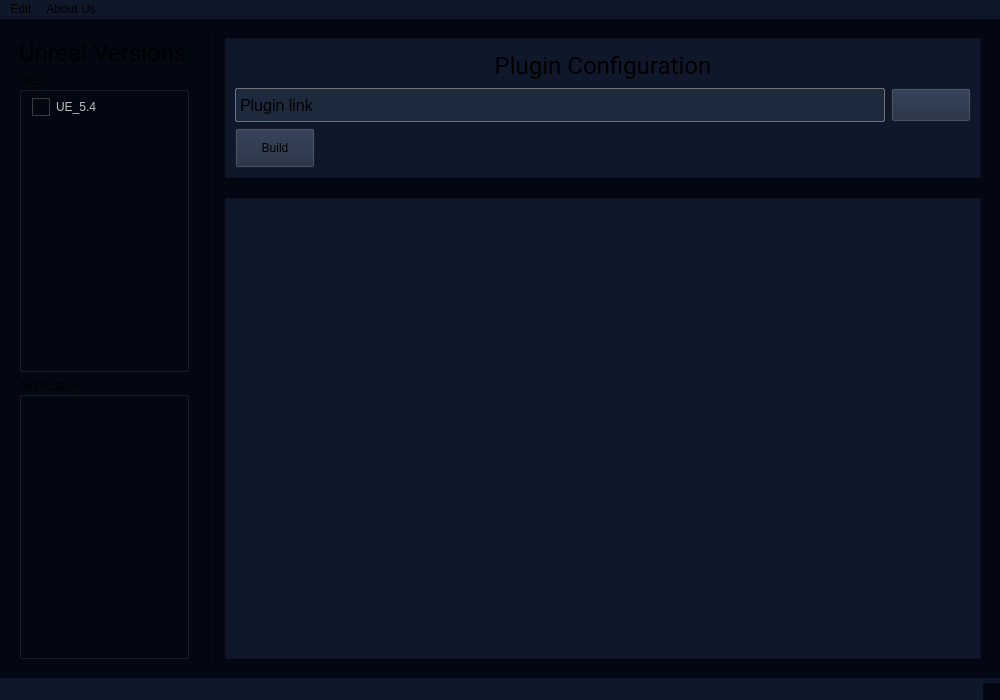
Before: the Qt Designer form PluginBuilder/mainwindow.ui in Mecanes-Org/PluginBuilder-source, drawn with Qt 5.
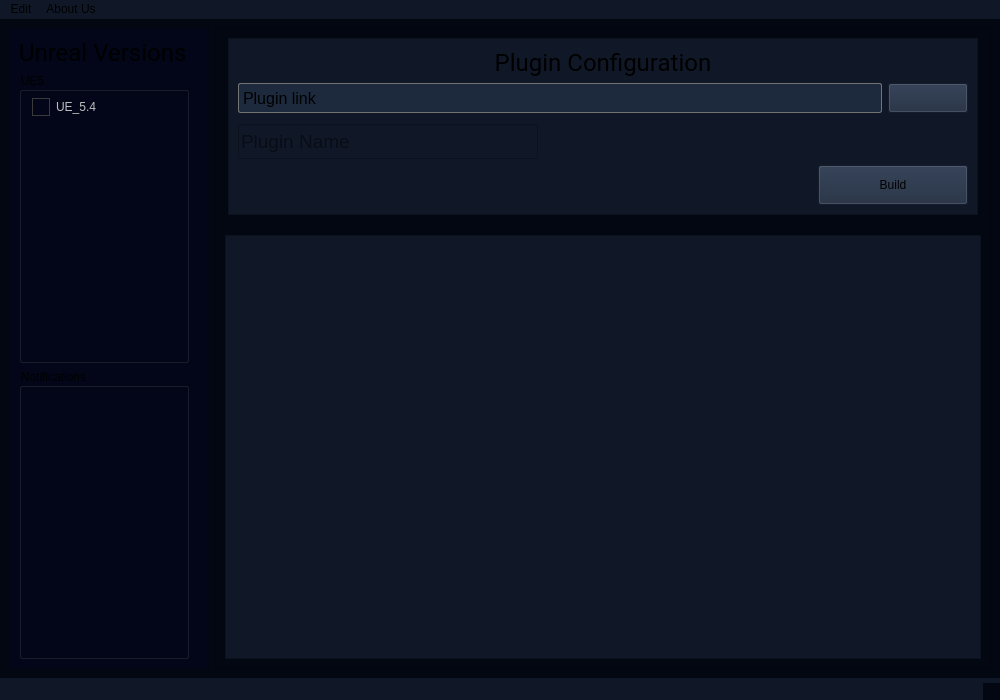
After: the same form once the commit is applied. Icons and pictures are not drawn.

The edit to the form file:
```diff
--- a/PluginBuilder/mainwindow.ui
+++ b/PluginBuilder/mainwindow.ui
@@ -501,11 +501,11 @@
    <string notr="true">QWidget{
 	background-color: #030712;
 }
-
 QMenuBar,  QStatusBar{
-	background-color: #0F172B;
+	background-color: #101828;
 }
 
+
 QMenuBar::item:selected{
 	color: #4198EF;
 }
@@ -516,12 +516,44 @@
 
 QLabel#label_log{
 	color:  rgba(255, 255, 255, .75);
-}</string>
+}
+
+QLabel{
+	background-color:  none;
+}
+
+QCheckBox::indicator {
+    width: 16px;
+    height: 16px; 
+    border: 1px solid #4198EF;
+}
+
+QCheckBox::indicator:checked{
+	image: url(:/resources/images/check-icon.png);
+}
+
+QCheckBox::indicator:disabled{
+	border: 1px solid rgb(58, 58, 58);
+}
+
+QLineEdit{
+	background-color:  rgba(255, 255, 255, .1 );
+	color: rgba(255, 255, 255, .8 );
+}
+
+QLabel#label_pluginPath{
+	border: 1px solid #E7E5E4 ;
+	border-radius: 2px;
+}
+</string>
   </property>
   <property name="documentMode">
    <bool>false</bool>
   </property>
   <widget class="QWidget" name="centralwidget">
+   <property name="styleSheet">
+    <string notr="true"/>
+   </property>
    <layout class="QVBoxLayout" name="verticalLayout_2">
     <item>
      <layout class="QHBoxLayout" name="horizontalLayout_2">
@@ -540,20 +572,7 @@
          </size>
         </property>
         <property name="styleSheet">
-         <string notr="true">QCheckBox::indicator {
-    width: 16px;         /* largeur voulue */
-    height: 16px;        /* hauteur voulue */
-    border: 1px solid #4198EF;
-}
-
-QCheckBox::indicator:checked{
-	image: url(:/resources/images/check-icon.png);
-}
-
-QCheckBox::indicator:disabled{
-	
-	border: 1px solid rgb(58, 58, 58);
-}</string>
+         <string notr="true">background-color: #020618;</string>
         </property>
         <property name="frameShape">
          <enum>QFrame::Shape::StyledPanel</enum>
@@ -639,6 +658,12 @@
               </property>
               <item>
                <widget class="QScrollArea" name="scrollArea">
+                <property name="sizePolicy">
+                 <sizepolicy hsizetype="Expanding" vsizetype="Minimum">
+                  <horstretch>0</horstretch>
+                  <verstretch>0</verstretch>
+                 </sizepolicy>
+                </property>
                 <property name="styleSheet">
                  <string notr="true"/>
                 </property>
@@ -758,7 +783,7 @@
            <property name="spacing">
             <number>20</number>
            </property>
-           <item>
+           <item alignment="Qt::AlignmentFlag::AlignHCenter">
             <widget class="QFrame" name="frame_pluginConfig">
              <property name="minimumSize">
               <size>
@@ -769,26 +794,14 @@
              <property name="maximumSize">
               <size>
                <width>760</width>
-               <height>140</height>
+               <height>200</height>
               </size>
              </property>
+             <property name="autoFillBackground">
+              <bool>false</bool>
+             </property>
              <property name="styleSheet">
-              <string notr="true">QFrame{
-	background-color: #0F172B;
-}
-
-QLabel#label_pluginPath{
-	border: 1px solid #E7E5E4 ;
-	border-radius: 2px;
-}
-
-QPushButton{ 
-	background-color: #1D293D;
-}
-
-QPushButton:disabled{ 
-	background-color: #0F172B; 
-}</string>
+              <string notr="true">background-color: #101828;</string>
              </property>
              <property name="frameShape">
               <enum>QFrame::Shape::StyledPanel</enum>
@@ -815,17 +828,26 @@
               </item>
               <item>
                <layout class="QHBoxLayout" name="horizontalLayout">
-                <property name="spacing">
-                 <number>6</number>
-                </property>
-                <property name="leftMargin">
-                 <number>0</number>
-                </property>
-                <property name="rightMargin">
-                 <number>0</number>
-                </property>
                 <item>
                  <widget class="QLabel" name="label_pluginPath">
+                  <property name="sizePolicy">
+                   <sizepolicy hsizetype="Preferred" vsizetype="Minimum">
+                    <horstretch>0</horstretch>
+                    <verstretch>0</verstretch>
+                   </sizepolicy>
+                  </property>
+                  <property name="minimumSize">
+                   <size>
+                    <width>0</width>
+                    <height>30</height>
+                   </size>
+                  </property>
+                  <property name="maximumSize">
+                   <size>
+                    <width>16777215</width>
+                    <height>30</height>
+                   </size>
+                  </property>
                   <property name="font">
                    <font>
                     <pointsize>12</pointsize>
@@ -852,6 +874,12 @@
                 </item>
                 <item>
                  <widget class="QPushButton" name="pushButton_findPlugin">
+                  <property name="sizePolicy">
+                   <sizepolicy hsizetype="Preferred" vsizetype="Minimum">
+                    <horstretch>0</horstretch>
+                    <verstretch>0</verstretch>
+                   </sizepolicy>
+                  </property>
                   <property name="minimumSize">
                    <size>
                     <width>80</width>
@@ -861,7 +889,7 @@
                   <property name="maximumSize">
                    <size>
                     <width>80</width>
-                    <height>50</height>
+                    <height>30</height>
                    </size>
                   </property>
                   <property name="font">
@@ -874,6 +902,15 @@
                   <property name="cursor">
                    <cursorShape>PointingHandCursor</cursorShape>
                   </property>
+                  <property name="styleSheet">
+                   <string notr="true">QPushButton{ 
+	background-color:  #1D293D;
+}
+
+QPushButton:disabled{ 
+	background-color: #0F172B; 
+}</string>
+                  </property>
                   <property name="text">
                    <string/>
                   </property>
@@ -894,22 +931,79 @@
                </layout>
               </item>
               <item>
+               <widget class="QLineEdit" name="lineEdit_pluginName">
+                <property name="sizePolicy">
+                 <sizepolicy hsizetype="Minimum" vsizetype="Preferred">
+                  <horstretch>0</horstretch>
+                  <verstretch>0</verstretch>
+                 </sizepolicy>
+                </property>
+                <property name="minimumSize">
+                 <size>
+                  <width>300</width>
+                  <height>40</height>
+                 </size>
+                </property>
+                <property name="maximumSize">
+                 <size>
+                  <width>300</width>
+                  <height>40</height>
+                 </size>
+                </property>
+                <property name="font">
+                 <font>
+                  <pointsize>14</pointsize>
+                 </font>
+                </property>
+                <property name="toolTip">
+                 <string/>
+                </property>
+                <property name="styleSheet">
+                 <string notr="true">margin-top: 5px;</string>
+                </property>
+                <property name="text">
+                 <string/>
+                </property>
+                <property name="maxLength">
+                 <number>50</number>
+                </property>
+                <property name="placeholderText">
+                 <string>Plugin Name</string>
+                </property>
+               </widget>
+              </item>
+              <item alignment="Qt::AlignmentFlag::AlignRight">
                <widget class="QPushButton" name="pushButton_build">
+                <property name="sizePolicy">
+                 <sizepolicy hsizetype="Minimum" vsizetype="Maximum">
+                  <horstretch>0</horstretch>
+                  <verstretch>0</verstretch>
+                 </sizepolicy>
+                </property>
                 <property name="minimumSize">
                  <size>
-                  <width>80</width>
+                  <width>150</width>
                   <height>40</height>
                  </size>
                 </property>
                 <property name="maximumSize">
                  <size>
-                  <width>80</width>
+                  <width>100</width>
                   <height>50</height>
                  </size>
                 </property>
                 <property name="cursor">
                  <cursorShape>PointingHandCursor</cursorShape>
                 </property>
+                <property name="styleSheet">
+                 <string notr="true">QPushButton{ 
+	background-color:  #1D293D;
+}
+
+QPushButton:disabled{ 
+	background-color: #0F172B; 
+}</string>
+                </property>
                 <property name="text">
                  <string>Build</string>
                 </property>
@@ -942,7 +1036,7 @@
               </size>
              </property>
              <property name="styleSheet">
-              <string notr="true">background-color: #0F172B;</string>
+              <string notr="true">background-color: #101828;</string>
              </property>
              <property name="frameShape">
               <enum>QFrame::Shape::StyledPanel</enum>
@@ -974,6 +1068,9 @@
                   <verstretch>0</verstretch>
                  </sizepolicy>
                 </property>
+                <property name="styleSheet">
+                 <string notr="true"/>
+                </property>
                 <property name="widgetResizable">
                  <bool>true</bool>
                 </property>
@@ -986,7 +1083,7 @@
                    <x>0</x>
                    <y>0</y>
                    <width>740</width>
-                   <height>443</height>
+                   <height>401</height>
                   </rect>
                  </property>
                  <layout class="QVBoxLayout" name="verticalLayout_9">
```
Left out of the diff: 3 changed lines with no effect on the pictures.
